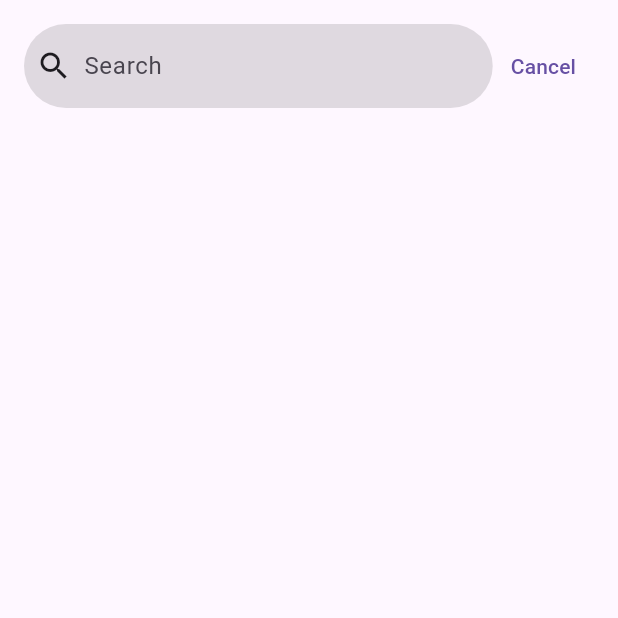
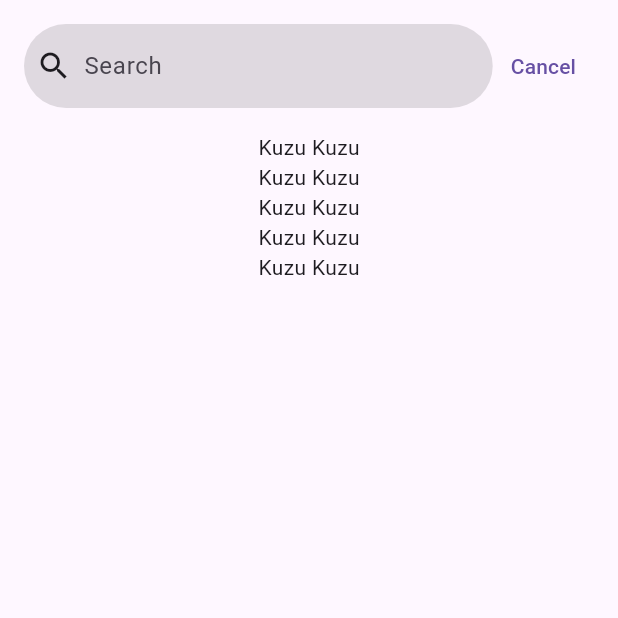
Before and after one commit to krymtn/itunessearch, a Flutter app: the screen it shows after launch, after a tap on "Cancel", on a phone screen of 412 x 824 dp, the top half of it. Run offline on Flutter 3.47's test engine with Material 3 defaults, Android fonts, the phone set to English and light mode, and no system bars; our stand-ins replace dio, flutter_bloc.

Commit message:
manage the results with clicked suggestion

```diff
--- a/lib/results/cubit/results_cubit.dart
+++ b/lib/results/cubit/results_cubit.dart
@@ -10,6 +10,10 @@ class ResultsCubit extends Cubit<ResultState> {
   final ResultsRepository repository;
 
   ResultsCubit(this.repository) : super(InitialState());
+
+  getTheResults({required String query}){
+    emit(GetResultsState(suggestionText: query));
+  }
 
   prepareSection({required Entities entity, required String queryText}) async {
     emit(LoadingState(loadingText: "Retrieve the results..."));
--- a/lib/results/cubit/results_state.dart
+++ b/lib/results/cubit/results_state.dart
@@ -12,3 +12,8 @@ class LoadedState<T extends ResultDTO> extends ResultState {
   LoadedState({required this.items});
 }
 class ErrorState extends ResultState {}
+
+class GetResultsState extends ResultState {
+  final String suggestionText;
+  GetResultsState({required this.suggestionText});
+}
--- a/lib/results/widgets/video_cell.dart
+++ b/lib/results/widgets/video_cell.dart
@@ -17,8 +17,8 @@ class VideoCell extends StatelessWidget {
         mainAxisAlignment: MainAxisAlignment.start,
         children: [
           Image.network(musicVideo.artworkUrl100.toString(), fit: BoxFit.fitWidth),
-          Text(musicVideo.trackName.toString()),
-          Text(musicVideo.artistName.toString())
+          Text(musicVideo.trackName.toString(), maxLines: 2, overflow: TextOverflow.ellipsis),
+          Text(musicVideo.artistName.toString(), maxLines: 1, style: const TextStyle(fontWeight: FontWeight.w700))
         ],
       ),
     );
--- a/lib/root_view.dart
+++ b/lib/root_view.dart
@@ -1,5 +1,6 @@
 import 'package:flutter/material.dart';
 import 'package:flutter_bloc/flutter_bloc.dart';
+import 'package:itunessearchbloc/results/cubit/results_cubit.dart';
 import 'base_widget.dart';
 import 'debouncer.dart';
 import 'results/view/view.dart';
@@ -7,8 +8,9 @@ import 'suggestion/suggestion.dart';
 import 'search_view.dart';
 
 class RootView extends StatefulWidget {
+  final ResultsRepository? resultsRepository;
   final SuggestionRepository? suggestionRepository;
-  const RootView({super.key, this.suggestionRepository});
+  const RootView({super.key, this.suggestionRepository, this.resultsRepository});
 
   @override
   State<RootView> createState() => _RootViewState();
@@ -19,13 +21,16 @@ class _RootViewState extends State<RootView> {
   final debouncer = Debouncer(milliseconds: 1000);
 
   late SuggestionCubit suggestionCubit;
+  SuggestionRepository get _suggestionRepository => widget.suggestionRepository ?? SuggestionRepository();
+  late ResultsCubit resultsCubit;
+  ResultsRepository get _resultsRepository => widget.resultsRepository ?? ResultsRepository();
 
-  SuggestionRepository get _suggestionRepository =>
-      widget.suggestionRepository ?? SuggestionRepository();
+  final PageController _pageController = PageController(initialPage: 0);
 
   @override
   void initState() {
     suggestionCubit = SuggestionCubit(_suggestionRepository);
+    resultsCubit = ResultsCubit(_resultsRepository);
     super.initState();
   }
 
@@ -35,6 +40,7 @@ class _RootViewState extends State<RootView> {
       return MultiBlocProvider(
           providers: [
             BlocProvider<SuggestionCubit>(create: (context) => suggestionCubit),
+            BlocProvider<ResultsCubit>(create: (context) => resultsCubit),
           ],
           child: Column(
             children: [
@@ -44,25 +50,45 @@ class _RootViewState extends State<RootView> {
                   children: [
                     Expanded(
                       child: SearchBarView(
-                          searchController: searchController,
-                          onChanged: onChanged,
-                          onSubmitted: onSubmitted,
-                          onCancelPressed: onCancelPressed),
+                          searchController: searchController, onChanged: onChanged, onSubmitted: onSubmitted, onCancelPressed: onCancelPressed),
                     ),
                     TextButton(onPressed: onCancelPressed, child: const Text("Cancel")),
                   ],
                 ),
               ),
-              //const Expanded(child: SuggestionPage()),
-              const Expanded(
-                child: ResultsPage(queryString: "Kuzu kuzu"),
+              Expanded(
+                child: PageView(
+                    controller: _pageController,
+                    children: [
+                      BlocConsumer<SuggestionCubit, SuggestionState>(
+                          builder: (context, state) {
+                            return const SuggestionPage();
+                          },
+                          listener: (context, state) {
+                            if (state is ClickSuggestionState) {
+                              _pageController.jumpToPage(1);
+                              resultsCubit.getTheResults(query: state.suggestion.suggestionString!);
+                            }
+                          }
+                      ),
+                      BlocConsumer<ResultsCubit, ResultState>(
+                          builder: (context, state) {
+                            if (state is GetResultsState) {
+                              return ResultsPage(queryString: state.suggestionText);
+                            }
+                            return const SizedBox.shrink();
+                          },
+                          listener: (context, state) {}
+                      ),
+                     ]),
               )
             ],
           ));
     });
   }
-
+  final ValueNotifier<String?> searchString = ValueNotifier<String?>(null);
   void onCancelPressed() {
+    _pageController.jumpToPage(0);
     searchController.clear();
     suggestionCubit.clear();
   }
@@ -77,5 +103,8 @@ class _RootViewState extends State<RootView> {
     });
   }
 
-  void onSubmitted(String query) {}
+  void onSubmitted(String option) {
+    resultsCubit.getTheResults(query: option);
+    _pageController.jumpToPage(1);
+  }
 }
--- a/lib/suggestion/cubit/suggestion_cubit.dart
+++ b/lib/suggestion/cubit/suggestion_cubit.dart
@@ -27,6 +27,10 @@ class SuggestionCubit extends Cubit<SuggestionState> {
     }
   }
 
+  clickSuggestion(SuggestionDTO suggestionDTO) {
+    emit(ClickSuggestionState(suggestion: suggestionDTO));
+  }
+
   clear() {
     emit(InitialState());
   }
--- a/lib/suggestion/cubit/suggestion_state.dart
+++ b/lib/suggestion/cubit/suggestion_state.dart
@@ -12,3 +12,8 @@ class LoadedState extends SuggestionState {
   LoadedState({required this.results});
 }
 class ErrorState extends SuggestionState {}
+
+class ClickSuggestionState extends SuggestionState {
+  final SuggestionDTO suggestion;
+  ClickSuggestionState({required this.suggestion});
+}
--- a/lib/suggestion/view/suggestion_page.dart
+++ b/lib/suggestion/view/suggestion_page.dart
@@ -44,9 +44,11 @@ class _SuggestionPageState extends State<SuggestionPage> {
                       Text(text),
                     ],
                   ),
-                  LoadedState(results: List<SuggestionDTO> results) =>
-                      SuggestionList(suggestions: results),
+                  LoadedState(results: List<SuggestionDTO> results) => SuggestionList(didSelect: (suggestion) {
+                    context.read<SuggestionCubit>().clickSuggestion(suggestion);
+                  }, suggestions: results),
                   ErrorState() => Container(),
+                  ClickSuggestionState() => Container(),
                 };
               })
         ],
```
Also changed, not shown: lib/results/view/results_page.dart (+2 -15 lines), lib/suggestion/widgets/suggestion_list.dart (+6 -2 lines).
